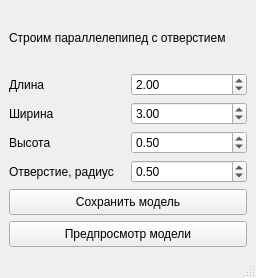
Qt form resources/main_window.ui (ildarnot/cadquery_with_segmentation_fault) before a commit.
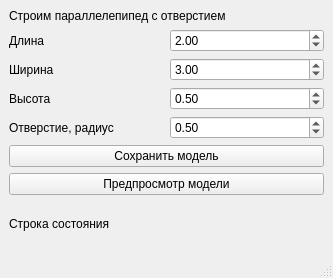
The same form after that commit.

Commit message: Обновили "gear_with_adding_progressbar", теперь есть строка состояния в которой дублируется всё то же, что есть на окне загрузки, так же немного отредактировали UI и скрипт для автоматического перевода py в ui

```diff
--- a/resources/main_window.ui
+++ b/resources/main_window.ui
@@ -6,7 +6,7 @@
    <rect>
     <x>0</x>
     <y>0</y>
-    <width>256</width>
+    <width>333</width>
     <height>278</height>
    </rect>
   </property>
@@ -116,6 +116,13 @@
       </item>
      </layout>
     </item>
+    <item row="1" column="0">
+     <widget class="QLabel" name="label_6">
+      <property name="text">
+       <string>Строка состояния</string>
+      </property>
+     </widget>
+    </item>
    </layout>
   </widget>
   <widget class="QMenuBar" name="menubar">
```
Left out of the diff: 2 changed lines with no effect on the pictures. The commit also changes 3 other files.
